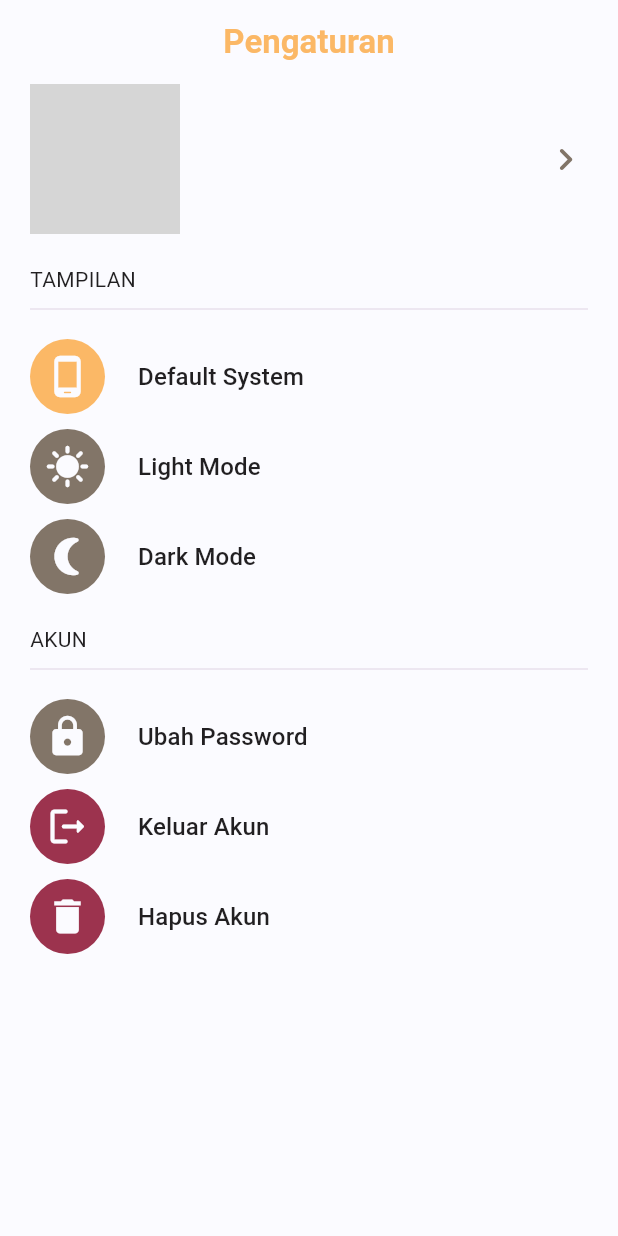
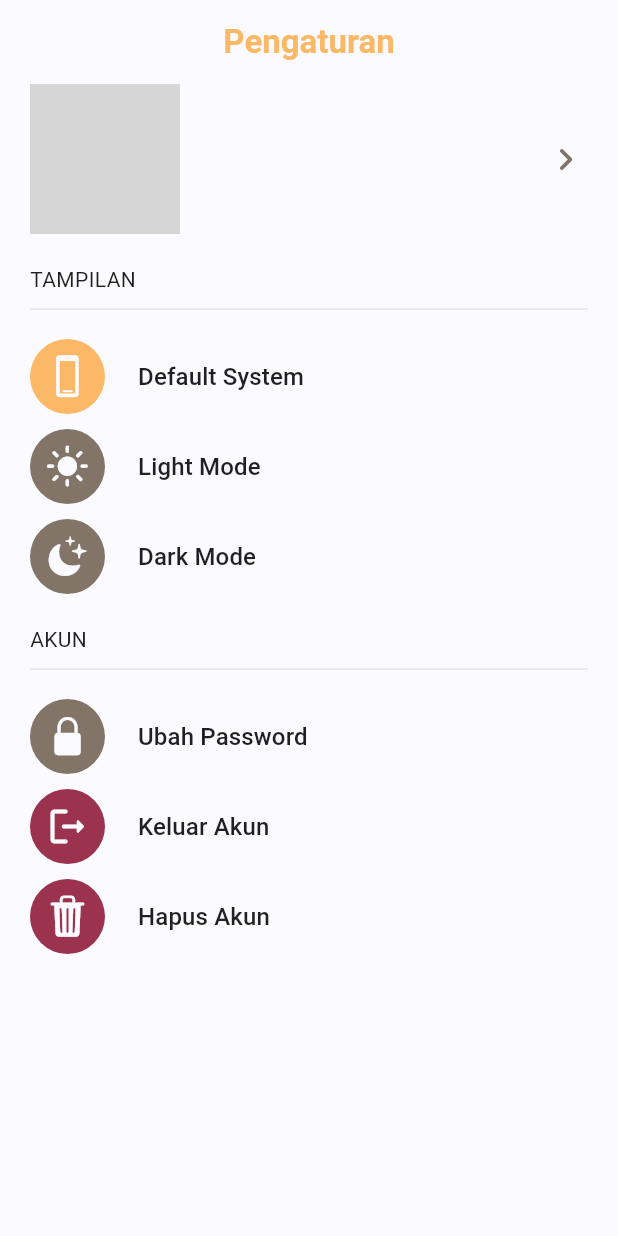
Before and after one commit to Azkina1123/post-in, a Flutter app: the PengaturanPage screen opened by its route, on a phone screen of 412 x 824 dp. Run offline on Flutter 3.47's test engine with Material 3 defaults, Android fonts, the phone set to English and light mode, and no system bars; our stand-ins replace cloud_firestore, email_validator, firebase_auth, firebase_core, firebase_storage, image_picker and 1 more; accounts and stored records are empty; network calls fail; grey boxes are pictures that could not be loaded.

Commit message:
Update: cupertinoIcons

```diff
--- a/lib/ui/pages/pages.dart
+++ b/lib/ui/pages/pages.dart
@@ -2,6 +2,7 @@ import 'dart:io';
 
 import 'package:cloud_firestore/cloud_firestore.dart';
 import 'package:email_validator/email_validator.dart';
+import 'package:flutter/cupertino.dart';
 import 'package:flutter/material.dart';
 import 'package:flutter/services.dart';
 import 'package:introduction_screen/introduction_screen.dart';
--- a/lib/ui/pages/pengaturan_page.dart
+++ b/lib/ui/pages/pengaturan_page.dart
@@ -150,7 +150,7 @@ class _PengaturanPageState extends State<PengaturanPage> {
                                   : Theme.of(context).colorScheme.outline,
                         ),
                         child: IconButton(
-                          icon: Icon(Icons.phone_android_rounded,
+                          icon: Icon(CupertinoIcons.device_phone_portrait,
                               color: Theme.of(context).colorScheme.onPrimary,
                               size: 30),
                           onPressed: () {
@@ -194,7 +194,7 @@ class _PengaturanPageState extends State<PengaturanPage> {
                                   : Theme.of(context).colorScheme.outline,
                         ),
                         child: IconButton(
-                          icon: Icon(Icons.sunny,
+                          icon: Icon(CupertinoIcons.sun_max_fill,
                               color: Theme.of(context).colorScheme.onPrimary,
                               size: 30),
                           onPressed: () {
@@ -238,7 +238,7 @@ class _PengaturanPageState extends State<PengaturanPage> {
                                   : Theme.of(context).colorScheme.outline,
                         ),
                         child: IconButton(
-                          icon: Icon(Icons.nightlight_round,
+                          icon: Icon(CupertinoIcons.moon_stars_fill,
                               color: Theme.of(context).colorScheme.onPrimary,
                               size: 30),
                           onPressed: () {
@@ -294,7 +294,7 @@ class _PengaturanPageState extends State<PengaturanPage> {
                           color: Theme.of(context).colorScheme.outline,
                         ),
                         child: IconButton(
-                          icon: Icon(Icons.lock,
+                          icon: Icon(CupertinoIcons.lock_fill,
                               color: Theme.of(context).colorScheme.onPrimary,
                               size: 30),
                           onPressed: () {
@@ -379,7 +379,7 @@ class _PengaturanPageState extends State<PengaturanPage> {
                           color: Theme.of(context).colorScheme.error,
                         ),
                         child: IconButton(
-                          icon: Icon(Icons.delete,
+                          icon: Icon(CupertinoIcons.delete_solid,
                               color: Theme.of(context).colorScheme.onPrimary,
                               size: 30),
                           onPressed: () async {
```
